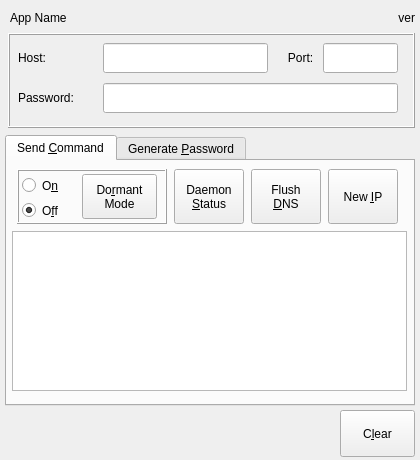
GIJack/tor-util, file tor_util.ui: the form before one commit.
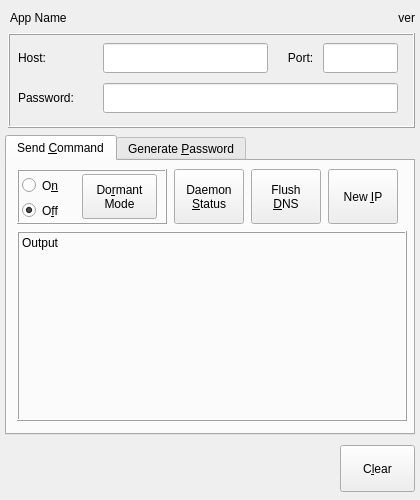
The form after the commit. Icons and pictures are not drawn.

Commit message:
UI overhaul. changed output to use a label instead of textbox. Also does not scroll, instead uses timestamps to show user itterative changes. Alsoo fixed length so it all fits without scrolling for daemon status.
Generate password still uses a text box as its meant to cut and paste. But
scrolling history has been removed, and only displays last password
generated. I feel this will be less confusing.

Ultimately, I'd want a less text, better GUI feedback, but uncertain to
what that'd be

```diff
--- a/tor_util.ui
+++ b/tor_util.ui
@@ -7,7 +7,7 @@
     <x>0</x>
     <y>0</y>
     <width>420</width>
-    <height>460</height>
+    <height>500</height>
    </rect>
   </property>
   <property name="sizePolicy">
@@ -19,13 +19,13 @@
   <property name="minimumSize">
    <size>
     <width>420</width>
-    <height>460</height>
+    <height>500</height>
    </size>
   </property>
   <property name="maximumSize">
    <size>
     <width>420</width>
-    <height>460</height>
+    <height>500</height>
    </size>
   </property>
   <property name="focusPolicy">
@@ -44,7 +44,7 @@
      <x>5</x>
      <y>135</y>
      <width>410</width>
-     <height>271</height>
+     <height>300</height>
     </rect>
    </property>
    <property name="sizePolicy">
@@ -75,36 +75,6 @@
     <attribute name="title">
      <string>Send &amp;Command</string>
     </attribute>
-    <widget class="QPlainTextEdit" name="text_output_send">
-     <property name="geometry">
-      <rect>
-       <x>5</x>
-       <y>70</y>
-       <width>395</width>
-       <height>160</height>
-      </rect>
-     </property>
-     <property name="sizePolicy">
-      <sizepolicy hsizetype="Fixed" vsizetype="Expanding">
-       <horstretch>0</horstretch>
-       <verstretch>0</verstretch>
-      </sizepolicy>
-     </property>
-     <property name="font">
-      <font>
-       <family>Monospace</family>
-      </font>
-     </property>
-     <property name="focusPolicy">
-      <enum>Qt::ClickFocus</enum>
-     </property>
-     <property name="toolTip">
-      <string>Return Values From TOR Daemon</string>
-     </property>
-     <property name="textInteractionFlags">
-      <set>Qt::TextSelectableByKeyboard|Qt::TextSelectableByMouse</set>
-     </property>
-    </widget>
     <widget class="QPushButton" name="button_daemon_status">
      <property name="geometry">
       <rect>
@@ -301,6 +271,34 @@
       </property>
      </widget>
     </widget>
+    <widget class="QLabel" name="label_send_output">
+     <property name="geometry">
+      <rect>
+       <x>10</x>
+       <y>70</y>
+       <width>390</width>
+       <height>190</height>
+      </rect>
+     </property>
+     <property name="frameShape">
+      <enum>QFrame::Box</enum>
+     </property>
+     <property name="frameShadow">
+      <enum>QFrame::Raised</enum>
+     </property>
+     <property name="text">
+      <string>Output</string>
+     </property>
+     <property name="textFormat">
+      <enum>Qt::PlainText</enum>
+     </property>
+     <property name="alignment">
+      <set>Qt::AlignLeading|Qt::AlignLeft|Qt::AlignTop</set>
+     </property>
+     <property name="wordWrap">
+      <bool>true</bool>
+     </property>
+    </widget>
    </widget>
    <widget class="QWidget" name="tab_gen_password_hash">
     <property name="toolTip">
@@ -432,7 +430,7 @@
    <property name="geometry">
     <rect>
      <x>340</x>
-     <y>410</y>
+     <y>445</y>
      <width>75</width>
      <height>47</height>
     </rect>
```
The commit also changes 1 other file.
